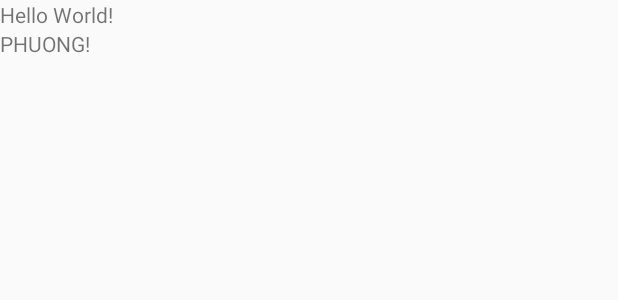
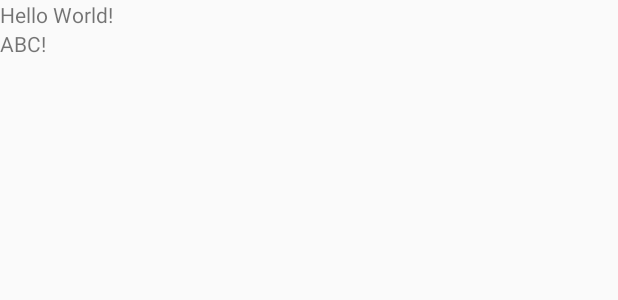
Before and after one commit to phuongpham149/TestGit, an Android app: the layout activity_main.xml on its own in the app's theme, with its tools: preview values and no code run, on a phone screen of 412 x 824 dp. Shown: the top 300 px of the screen. Run offline under Robolectric (Android 15) with nearby library versions, the phone set to English and light mode, and no system bars.

Commit message:
#1Android:

```diff
--- a/app/src/main/res/layout/activity_main.xml
+++ b/app/src/main/res/layout/activity_main.xml
@@ -15,5 +15,5 @@
     <TextView
         android:layout_width="wrap_content"
         android:layout_height="wrap_content"
-        android:text="PHUONG!" />
+        android:text="ABC!" />
 </LinearLayout>
```
